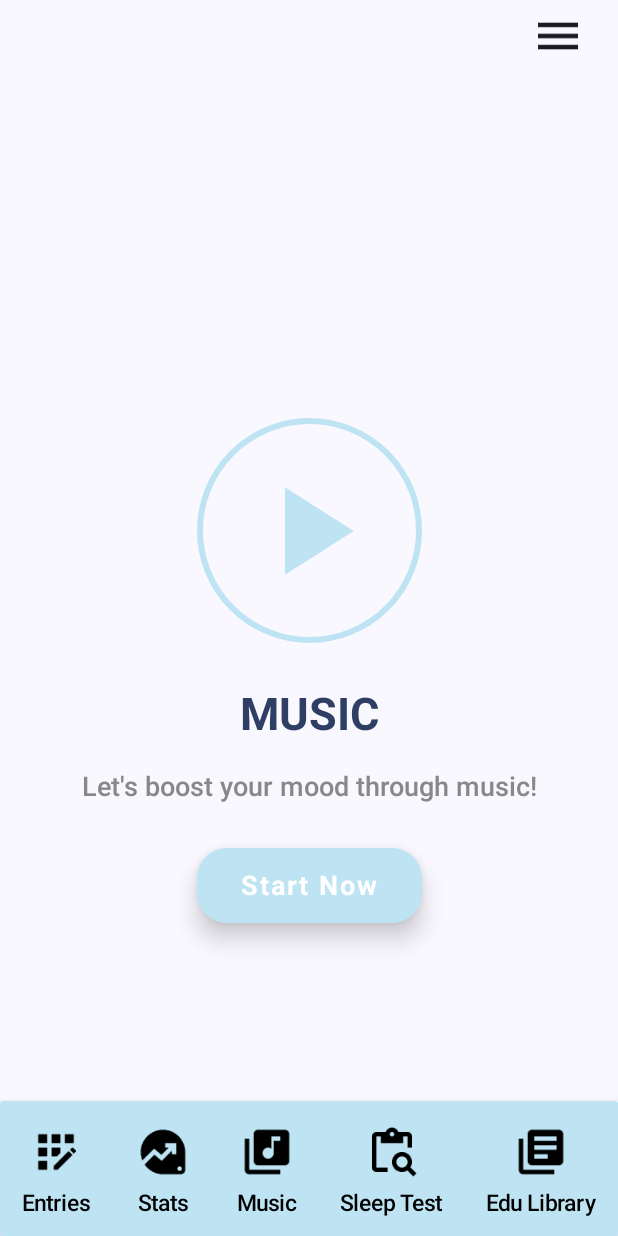
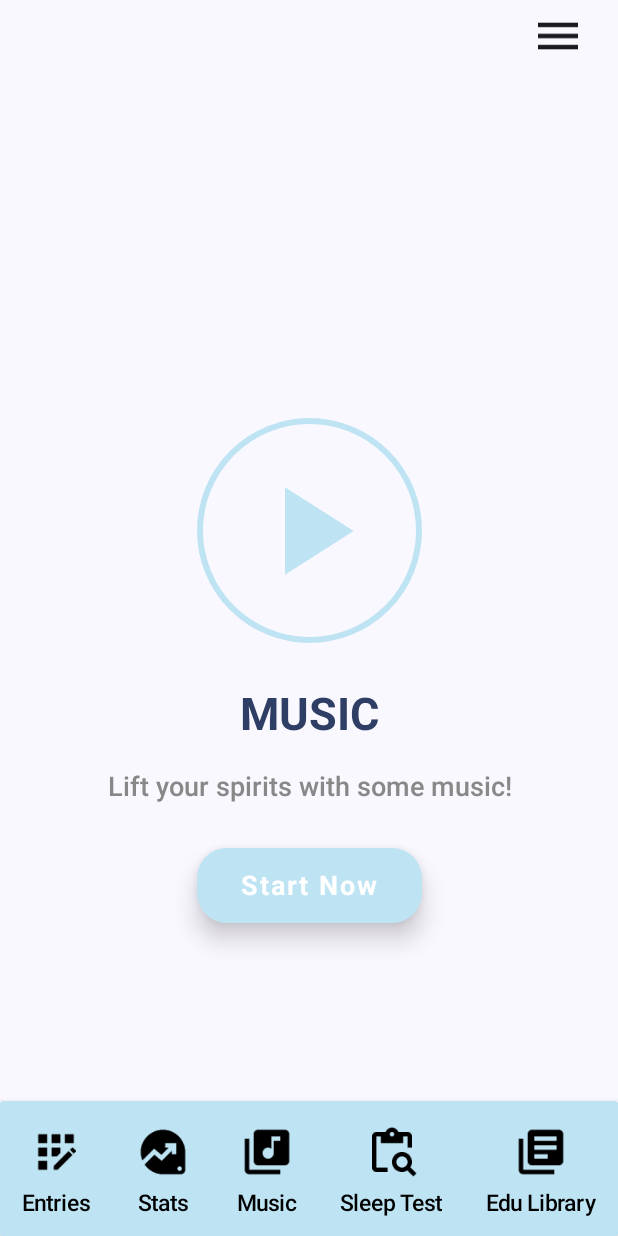
Before and after one commit to wongsssue/MentalHealth, an Android app built with Jetpack Compose: the MusicStartPage screen opened through its navigation route, on a phone screen of 412 x 824 dp. Run offline under Robolectric (Android 15) with nearby library versions, the phone set to English and light mode, and no system bars; our stand-ins replace Firebase (no records; nobody signed in at launch, a user with empty details on screens opened directly), Room's generated code, livedata-compose; libraries missing offline, so code that uses them is left out: androidx.camera.core, androidx.camera.lifecycle, com.github.mikephil.charting, com.google.android.gms, org.tensorflow.lite; pictures from the network do not load.

```diff
--- a/app/src/main/java/com/example/mentalhealthemotion/ui/theme/MusicStartPage.kt
+++ b/app/src/main/java/com/example/mentalhealthemotion/ui/theme/MusicStartPage.kt
@@ -67,7 +67,7 @@ fun MusicStartPage(
                 modifier = Modifier.padding(bottom = 20.dp)
             )
             Text(
-                text = "Let's boost your mood through music!",
+                text = "Lift your spirits with some music!",
                 fontSize = 18.sp,
                 fontWeight = FontWeight.Medium,
                 color = Color.Gray,
```
Also changed, not shown: app/src/main/java/com/example/mentalhealthemotion/Data/MusicRepository.kt (+4 -4 lines).
